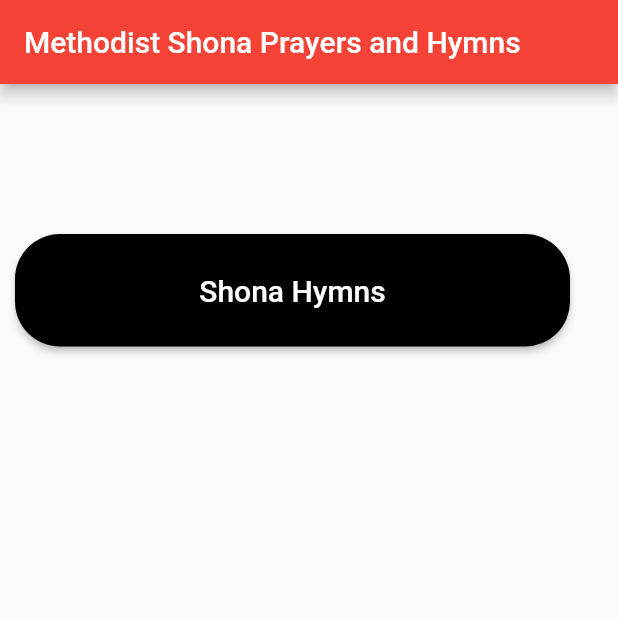
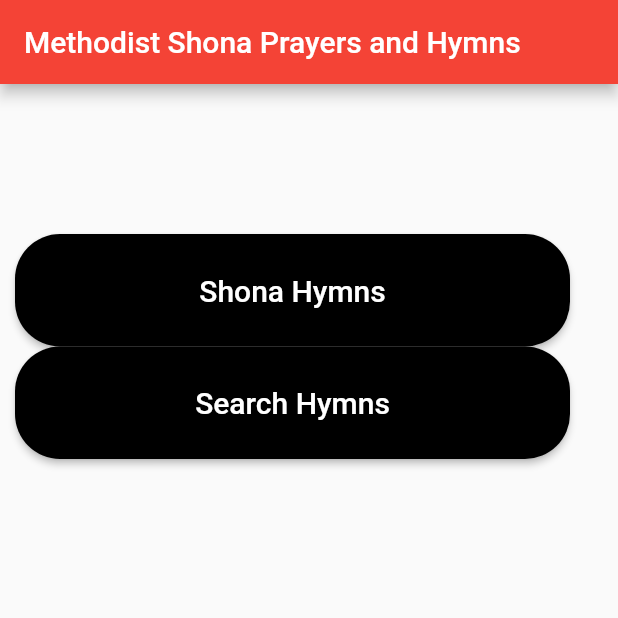
Before and after one commit to ZeusTakunda/ShonaHymns, a Flutter app: the screen it shows after launch, on a phone screen of 412 x 824 dp, the top half of it. Run offline on Flutter 3.47's test engine with Material 2 defaults, Android fonts, the phone set to English and light mode, and no system bars; our stand-ins replace splashscreen.

Commit message:
add new search feature

```diff
--- a/lib/main.dart
+++ b/lib/main.dart
@@ -1,5 +1,7 @@
 import 'package:flutter/material.dart';
 import 'package:shona_methodist_hymn_book/ShonaHymns.dart';
+import 'package:shona_methodist_hymn_book/searchPage.dart';
+import 'package:shona_methodist_hymn_book/searchPage2.dart';
 import 'package:splashscreen/splashscreen.dart';
 
 import 'ShonaPrayers.dart';
@@ -86,7 +88,27 @@ class FirstRoute extends StatelessWidget {
                               style: TextStyle(fontSize: 20.0)),
                         ),
                       ),
+
                     ],
+                  ),
+
+                ),
+                SizedBox(
+                  width: 370,
+                  height: 75,
+                  child: ElevatedButton(
+                    onPressed: () {
+                      Navigator.push(
+                          context,
+                          MaterialPageRoute(
+                              builder: (context) => MyApp()));
+                    },
+                    style: ElevatedButton.styleFrom(
+                        backgroundColor: Colors.black,
+                        shape: RoundedRectangleBorder(
+                            borderRadius: BorderRadius.circular(30))),
+                    child: const Text('Search Hymns',
+                        style: TextStyle(fontSize: 20.0)),
                   ),
                 ),
               ]),
```
Also changed, not shown: lib/searchPage.dart (added, +59 -0 lines), lib/searchPage2.dart (added, +83 -0 lines).
